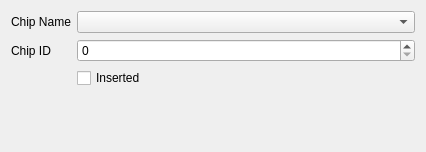
Before: the Qt Designer form Libretro/mgba/src/platform/qt/BattleChipView.ui in kiddreads/Avalon-copy2, drawn with Qt 5.
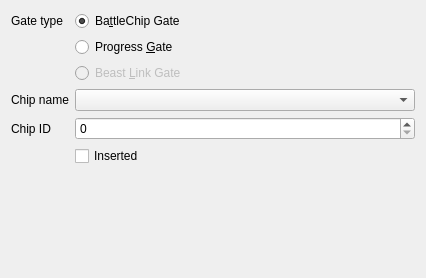
After: the same form once the commit is applied.

Commit message: GBA Peripherals: Start implementing Progress Gate

The edit to the form file:
```diff
--- a/Libretro/mgba/src/platform/qt/BattleChipView.ui
+++ b/Libretro/mgba/src/platform/qt/BattleChipView.ui
@@ -7,44 +7,87 @@
     <x>0</x>
     <y>0</y>
     <width>426</width>
-    <height>152</height>
+    <height>278</height>
    </rect>
   </property>
   <property name="windowTitle">
    <string>BattleChip Gate</string>
   </property>
   <layout class="QFormLayout" name="formLayout">
-   <item row="2" column="1">
+   <item row="5" column="1">
     <widget class="QCheckBox" name="inserted">
      <property name="text">
       <string>Inserted</string>
      </property>
     </widget>
    </item>
-   <item row="1" column="0">
+   <item row="4" column="0">
     <widget class="QLabel" name="label">
      <property name="text">
       <string>Chip ID</string>
      </property>
     </widget>
    </item>
-   <item row="0" column="0">
+   <item row="3" column="0">
     <widget class="QLabel" name="label_2">
      <property name="text">
-      <string>Chip Name</string>
+      <string>Chip name</string>
      </property>
     </widget>
    </item>
-   <item row="1" column="1">
+   <item row="4" column="1">
     <widget class="QSpinBox" name="chipId">
      <property name="maximum">
       <number>65535</number>
      </property>
     </widget>
    </item>
-   <item row="0" column="1">
+   <item row="3" column="1">
     <widget class="QComboBox" name="chipName"/>
    </item>
+   <item row="0" column="0">
+    <widget class="QLabel" name="label_3">
+     <property name="text">
+      <string>Gate type</string>
+     </property>
+    </widget>
+   </item>
+   <item row="1" column="1">
+    <widget class="QRadioButton" name="gateProgress">
+     <property name="text">
+      <string>Progress &amp;Gate</string>
+     </property>
+     <attribute name="buttonGroup">
+      <string notr="true">gate</string>
+     </attribute>
+    </widget>
+   </item>
+   <item row="0" column="1">
+    <widget class="QRadioButton" name="gateBattleChip">
+     <property name="text">
+      <string>Ba&amp;ttleChip Gate</string>
+     </property>
+     <property name="checked">
+      <bool>true</bool>
+     </property>
+     <attribute name="buttonGroup">
+      <string notr="true">gate</string>
+     </attribute>
+    </widget>
+   </item>
+   <item row="2" column="1">
+    <widget class="QRadioButton" name="gateBeastLink">
+     <property name="enabled">
+      <bool>false</bool>
+     </property>
+     <property name="text">
+      <string>Beast &amp;Link Gate</string>
+     </property>
+     <attribute name="buttonGroup">
+      <string notr="true">gate</string>
+     </attribute>
+    </widget>
+   </item>
   </layout>
  </widget>
  <resources/>
```
Left out of the diff: 3 changed lines with no effect on the pictures. The commit also changes 8 other files.
